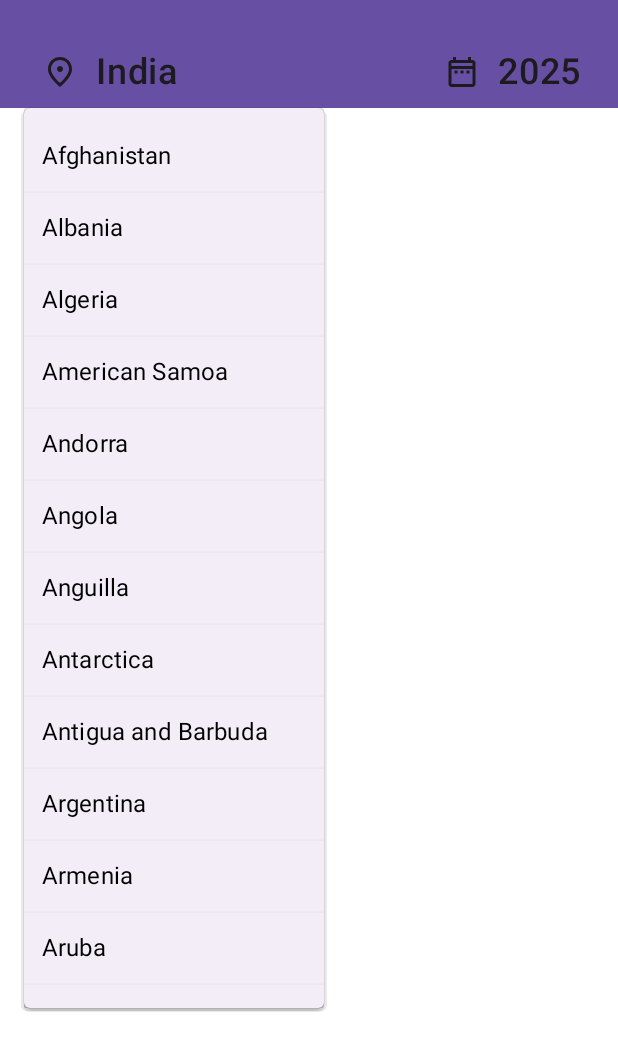
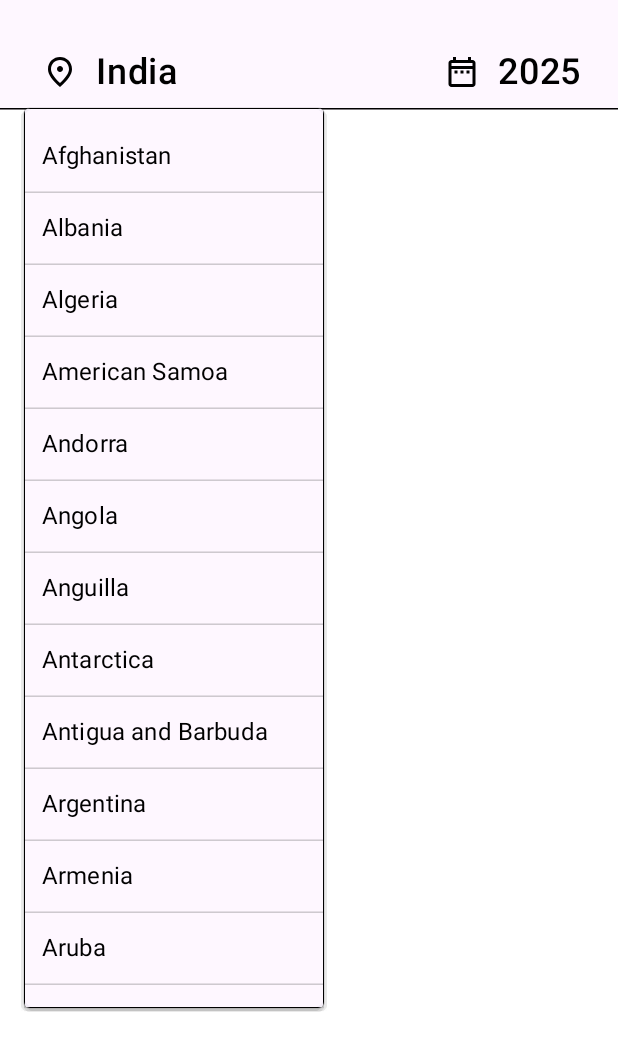
Before and after one commit to MrKumaran/Holiday-Finder, an Android app built with Jetpack Compose: the screen it shows after launch (MainActivity), after a tap on "Location", on a phone screen of 412 x 824 dp. Shown: the top 1051 px of the screen. Run offline under Robolectric (Android 15) with nearby library versions, the phone set to English and light mode, and no system bars; network calls fail; 1 statement that could not run was skipped.

Commit message:
Themes v2.1

```diff
--- a/app/src/main/java/com/holidayfinder/TitleBar.kt
+++ b/app/src/main/java/com/holidayfinder/TitleBar.kt
@@ -1,13 +1,18 @@
 package com.holidayfinder
 
 import android.annotation.SuppressLint
+//import android.content.Context
 import androidx.compose.foundation.background
+import androidx.compose.foundation.border
 import androidx.compose.foundation.layout.Arrangement
+import androidx.compose.foundation.layout.Column
+import androidx.compose.foundation.layout.PaddingValues
 import androidx.compose.foundation.layout.Row
 import androidx.compose.foundation.layout.fillMaxWidth
 import androidx.compose.foundation.layout.height
 import androidx.compose.foundation.layout.padding
 import androidx.compose.foundation.layout.width
+import androidx.compose.foundation.shape.RoundedCornerShape
 import androidx.compose.material.icons.Icons
 import androidx.compose.material.icons.outlined.DateRange
 import androidx.compose.material.icons.outlined.Place
@@ -27,19 +32,19 @@ import androidx.compose.runtime.remember
 import androidx.compose.runtime.setValue
 import androidx.compose.ui.Alignment
 import androidx.compose.ui.Modifier
+//import androidx.compose.ui.platform.LocalContext
 import androidx.compose.ui.text.font.FontFamily
 import androidx.compose.ui.text.font.FontWeight
 import androidx.compose.ui.unit.dp
 import androidx.compose.ui.unit.sp
 import com.holidayfinder.data.DataManager
 import com.holidayfinder.data.countryCodes
-import com.holidayfinder.ui.theme.Black
 
 // title bar layout
 @SuppressLint("UnrememberedMutableState")
 @Composable
 fun TitleBar(location: String, year: String, dataManager: DataManager) {
-
+//    val context = LocalContext.current
     // remembering variables
     var expandedCountry by remember { mutableStateOf(false) }
     var expandedYear by remember { mutableStateOf(false) }
@@ -52,12 +57,17 @@ fun TitleBar(location: String, year: String, dataManager: DataManager) {
         derivedStateOf { selectedCountryCode }.value.toString(),
         derivedStateOf { selectedYear }.value
     )
-
+//    val filename = "myfile.txt"
+//    val fileContents = "Hello world!"
+//    context.openFileOutput(filename, Context.MODE_PRIVATE).use {
+//        it.write(fileContents.toByteArray())
+//    }
+    Column {
         // Title bar row
         Row(
             modifier = Modifier
                 .background(
-                color = MaterialTheme.colorScheme.primary
+                    color = MaterialTheme.colorScheme.background
                 )
                 .padding(
                     start = 16.dp,
@@ -76,7 +86,11 @@ fun TitleBar(location: String, year: String, dataManager: DataManager) {
                 IconButton(
                     onClick = { expandedCountry = !expandedCountry }
                 ) {
-                Icon(Icons.Outlined.Place, contentDescription = "Location")
+                    Icon(
+                        Icons.Outlined.Place,
+                        contentDescription = "Location",
+                        tint = MaterialTheme.colorScheme.primary
+                    )
                 }
                 DropdownMenu(
                     expanded = expandedCountry,
@@ -84,6 +98,11 @@ fun TitleBar(location: String, year: String, dataManager: DataManager) {
                     modifier = Modifier
                         .height(600.dp)
                         .width(200.dp)
+                        .background(
+                            color = MaterialTheme.colorScheme.background,
+                            shape = RoundedCornerShape(4)
+                        )
+                        .border(.1.dp, MaterialTheme.colorScheme.primary)
                 ) {
                     countryCodes.forEach { (country, code) ->
                         DropdownMenuItem(
@@ -91,10 +110,19 @@ fun TitleBar(location: String, year: String, dataManager: DataManager) {
                                 Text(
                                     text = country,
                                     // Font size based on selection
-                                fontSize = if (country == selectedCountry) 24.sp else 16.sp,
+                                    fontSize =
+                                        if (country == selectedCountry)
+                                            24.sp
+                                        else
+                                            16.sp,
                                     fontFamily = FontFamily.SansSerif,
                                     // changing font weight based on selection
-                                fontWeight = if (country == selectedCountry) FontWeight.ExtraBold else FontWeight.Normal
+                                    fontWeight =
+                                        if (country == selectedCountry)
+                                            FontWeight.ExtraBold
+                                        else
+                                            FontWeight.Normal,
+                                    color = MaterialTheme.colorScheme.primary
                                 )
                             },
                             onClick = {
@@ -102,10 +130,11 @@ fun TitleBar(location: String, year: String, dataManager: DataManager) {
                                 selectedCountryCode = code
                                 expandedCountry = false
                             },
-                        colors = MenuDefaults.itemColors(Black)
+                            colors = MenuDefaults.itemColors(MaterialTheme.colorScheme.primary)
                         )
                         HorizontalDivider(
-                        thickness = .2.dp
+                            thickness = .2.dp,
+                            color = MaterialTheme.colorScheme.primary
                         )
                     }
                 }
@@ -113,7 +142,8 @@ fun TitleBar(location: String, year: String, dataManager: DataManager) {
                     text = selectedCountry,
                     fontWeight = FontWeight.Medium,
                     fontFamily = FontFamily.SansSerif,
-                fontSize = 24.sp
+                    fontSize = 24.sp,
+                    color = MaterialTheme.colorScheme.primary
                 )
 
             }
@@ -123,13 +153,22 @@ fun TitleBar(location: String, year: String, dataManager: DataManager) {
                 IconButton(
                     onClick = { expandedYear = !expandedYear }
                 ) {
-                Icon(Icons.Outlined.DateRange, contentDescription = "Year")
+                    Icon(
+                        Icons.Outlined.DateRange,
+                        contentDescription = "Year",
+                        tint = MaterialTheme.colorScheme.primary
+                    )
                 }
                 DropdownMenu(
                     expanded = expandedYear,
                     onDismissRequest = { expandedYear = false },
                     modifier = Modifier
                         .height(500.dp)
+                        .background(
+                            color = MaterialTheme.colorScheme.background,
+                            shape = RoundedCornerShape(4)
+                        )
+                        .border(.1.dp, MaterialTheme.colorScheme.primary)
                 ) {
                     for (years in 2020..2040) {
                         DropdownMenuItem(
@@ -137,19 +176,30 @@ fun TitleBar(location: String, year: String, dataManager: DataManager) {
                                 Text(
                                     text = years.toString(),
                                     // Font size based on selection
-                                fontSize = if (years.toString() == selectedYear) 24.sp else 16.sp,
+                                    fontSize =
+                                        if (years.toString() == selectedYear)
+                                            24.sp
+                                        else
+                                            16.sp,
                                     fontFamily = FontFamily.SansSerif,
                                     // Font weight based on selection
-                                fontWeight = if (years.toString() == selectedYear) FontWeight.ExtraBold else FontWeight.Normal
+                                    fontWeight =
+                                        if (years.toString() == selectedYear)
+                                            FontWeight.ExtraBold
+                                        else
+                                            FontWeight.Normal,
+                                    color = MaterialTheme.colorScheme.primary
                                 )
                             },
                             onClick = {
                                 selectedYear = years.toString()
                                 expandedYear = false
-                        }
+                            },
+                            contentPadding = PaddingValues(30.dp, 0.dp, 0.dp, 0.dp)
                         )
                         HorizontalDivider(
-                        thickness = .2.dp
+                            thickness = .2.dp,
+                            color = MaterialTheme.colorScheme.primary
                         )
                     }
                 }
@@ -159,8 +209,14 @@ fun TitleBar(location: String, year: String, dataManager: DataManager) {
                     fontWeight = FontWeight.Medium,
                     fontFamily = FontFamily.SansSerif,
                     fontSize = 24.sp,
+                    color = MaterialTheme.colorScheme.primary
                 )
+            }
 
         }
+        HorizontalDivider(
+            thickness = 1.dp,
+            color = MaterialTheme.colorScheme.primary
+        )
     }
 }
--- a/app/src/main/java/com/holidayfinder/data/DataManager.kt
+++ b/app/src/main/java/com/holidayfinder/data/DataManager.kt
@@ -26,9 +26,7 @@ import kotlinx.coroutines.launch
 // https://api.11holidays.com/v1/countries api
 // Using country Code 2 letter
 
-data class Holiday(val holidayID:String, val name:String, val date:String,
-                   val description:String, val occasionID:String, val country:String,
-                   val type:String, val createdAt:String, val updatedAt:String)
+data class Holiday(val holidayID:String, val name:String, val date:String, val type:String)
 
 
 class DataManager(thisApp: Application): AndroidViewModel(thisApp) {
--- a/app/src/main/java/com/holidayfinder/ui/theme/Color.kt
+++ b/app/src/main/java/com/holidayfinder/ui/theme/Color.kt
@@ -4,11 +4,4 @@ import androidx.compose.ui.graphics.Color
 
 val White = Color(0xFFFFFFFF)
 val Black = Color(0xFF000000)
-val Cyan = Color(0xFF00B8D4)
-val Transparent = Color(0x00FFFFFF)
-val Filter_50White = Color(0x80FFFFFF)
-val Filter_50Black = Color(0x80000000)
-val Filter_50Cyan = Color(0x8000B8D4)
-val Filter_70White = Color(0xB3FFFFFF)
-val Filter_70Black = Color(0xB3000000)
-val Filer_70Cyan = Color(0xB300B8D4)
+val Gray = Color(0xFFE8E8E8)
--- a/app/src/main/java/com/holidayfinder/ui/theme/Theme.kt
+++ b/app/src/main/java/com/holidayfinder/ui/theme/Theme.kt
@@ -1,41 +1,21 @@
 package com.holidayfinder.ui.theme
 
-import android.os.Build
 import androidx.compose.foundation.isSystemInDarkTheme
 import androidx.compose.material3.MaterialTheme
-import androidx.compose.material3.MaterialTheme.colorScheme
 import androidx.compose.material3.darkColorScheme
-import androidx.compose.material3.dynamicDarkColorScheme
-import androidx.compose.material3.dynamicLightColorScheme
 import androidx.compose.material3.lightColorScheme
 import androidx.compose.runtime.Composable
-import androidx.compose.ui.graphics.Color
-import androidx.compose.ui.platform.LocalContext
 
 private val DarkColorScheme = darkColorScheme(
     primary = White,
-    secondary = Cyan,
-    tertiary = Black,
-    background = Transparent,
-    surface = Black,
-    onPrimary = Filter_70White,
-    onSecondary = Filer_70Cyan,
-    onTertiary = Filter_70Black,
-    onBackground = Transparent,
-    onSurface = Filter_50Black,
+    secondary = Gray,
+    tertiary = Black
 )
 
 private val LightColorScheme = lightColorScheme(
     primary = Black,
-    secondary = Cyan,
-    tertiary = White,
-    background = Transparent,
-    surface = White,
-    onPrimary = Filter_70Black,
-    onSecondary = Filer_70Cyan,
-    onTertiary = Filter_70White,
-    onBackground = Transparent,
-    onSurface = Filter_50White,
+    secondary = Gray,
+    tertiary = White
 )
 
 @Composable
@@ -43,7 +23,11 @@ fun HolidayFinderTheme(
     darkTheme: Boolean = isSystemInDarkTheme(),
     content: @Composable () -> Unit
 ) {
-    //val colorScheme = if (darkTheme) {DarkColorScheme} else{LightColorScheme}
+    val colorScheme = if (darkTheme) {
+        DarkColorScheme
+    } else {
+        LightColorScheme
+    }
 
     MaterialTheme(
         colorScheme = colorScheme,
```
Also changed, not shown: app/src/main/java/com/holidayfinder/filters/Filters.kt (+41 -30 lines), app/src/main/java/com/holidayfinder/pages/holidayPage/HolidayPage.kt (+69 -28 lines). Lines whose indentation alone changed are shown as unchanged.
